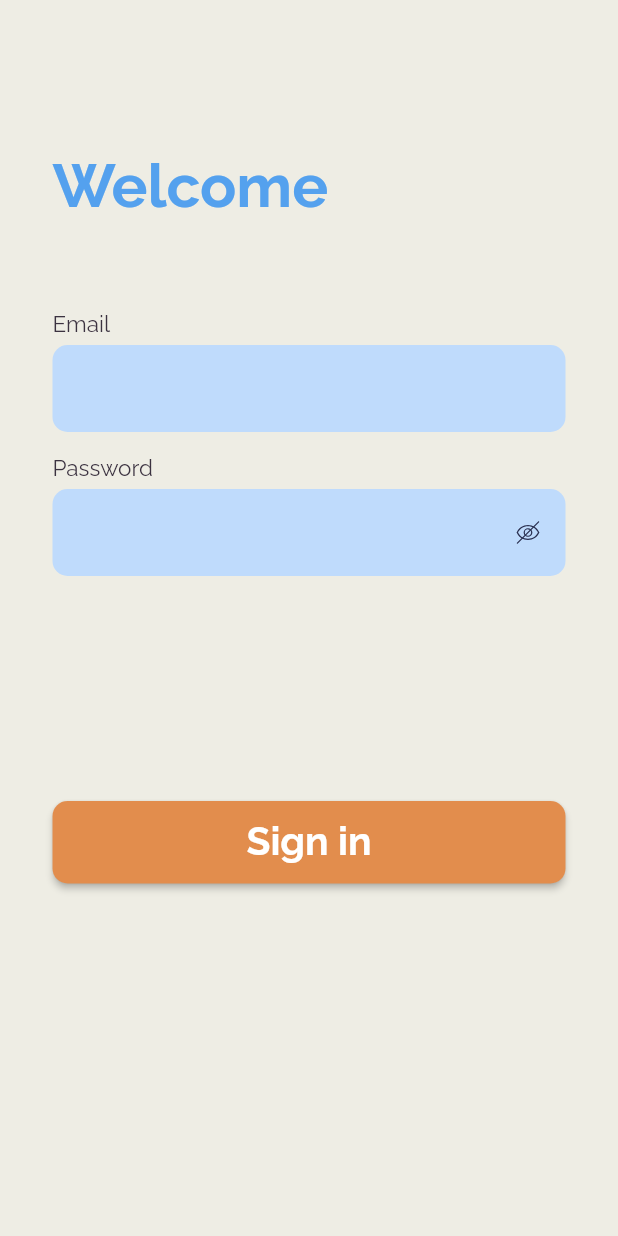
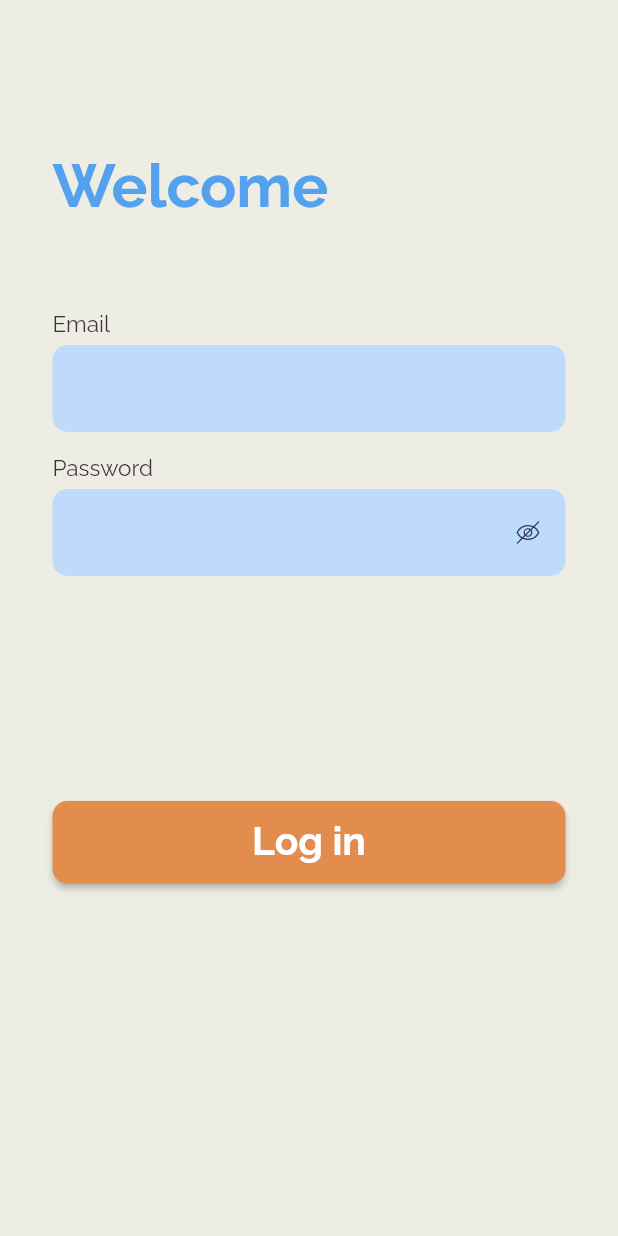
Before and after one commit to givtnl/givt-app-kids, a Flutter app: the screen it shows after launch, on a phone screen of 412 x 824 dp. Run offline on Flutter 3.47's test engine with Material 2 defaults, Android fonts, the phone set to English and light mode, and no system bars; our stand-ins replace currency_text_input_formatter, flutter_svg, lottie, package_info_plus, shared_preferences; missing offline and left inert: amplitude_flutter, mobile_scanner; accounts and stored records are empty; project files that could hold a hidden picture were left out.

Commit message:
Log in instead of Sign in text on the Login screen's button changed; The transactions are filtered by the current profile now; Version changed to 1.0.20

```diff
--- a/lib/models/transaction.dart
+++ b/lib/models/transaction.dart
@@ -2,19 +2,23 @@ class Transaction implements Comparable {
   final int timestamp;
   final double amount;
   final String goalName = "Presbyterian Church Tulsa";
+  final String profileGuid;
 
   Transaction({
     required this.timestamp,
     required amount,
+    required this.profileGuid
   }) : amount = double.parse(amount.toStringAsFixed(2));
 
   Transaction.fromJson(Map<String, dynamic> json)
-      : timestamp = json['timestamp'],
-        amount = json['amount'];
+      : timestamp = json["timestamp"],
+        amount = json["amount"],
+        profileGuid = json.containsKey("profileGuid") ? json["profileGuid"] : "";
 
   Map<String, dynamic> toJson() => {
-        'timestamp': timestamp,
-        'amount': amount,
+        "timestamp": timestamp,
+        "amount": amount,
+        "profileGuid": profileGuid,
       };
 
   @override
--- a/lib/screens/choose_amount_extended_screen.dart
+++ b/lib/screens/choose_amount_extended_screen.dart
@@ -170,6 +170,8 @@ class _ChooseAmountExtendedScreenState
                                   timestamp:
                                       DateTime.now().millisecondsSinceEpoch,
                                   amount: giveAmount,
+                                  profileGuid:
+                                      profilesProvider.activeProfile!.guid,
                                 );
 
                                 profilesProvider
--- a/lib/screens/choose_amount_screen_v4.dart
+++ b/lib/screens/choose_amount_screen_v4.dart
@@ -125,6 +125,7 @@ class _ChooseAmountScreenStateV4 extends State<ChooseAmountScreenV4> {
                     var transaction = Transaction(
                       timestamp: DateTime.now().millisecondsSinceEpoch,
                       amount: giveAmount,
+                      profileGuid: profilesProvider.activeProfile!.guid,
                     );
 
                     profilesProvider
--- a/lib/screens/login_screen.dart
+++ b/lib/screens/login_screen.dart
@@ -253,7 +253,7 @@ class _LoginScreenState extends State<LoginScreen> {
                         return;
                       }
                       AnalyticsHelper.logButtonPressedEvent(
-                          "Sign in", LoginScreen.routeName);
+                          "Log in", LoginScreen.routeName);
 
                       _saveForm();
                     },
@@ -279,7 +279,7 @@ class _LoginScreenState extends State<LoginScreen> {
                             width: double.infinity,
                             alignment: Alignment.center,
                             child: Text(
-                              "Sign in",
+                              "Log in",
                               style: TextStyle(
                                 fontSize: 26,
                                 color: Colors.white,
--- a/lib/widgets/settings_drawer.dart
+++ b/lib/widgets/settings_drawer.dart
@@ -208,7 +208,7 @@ class _SettingsDrawerState extends State<SettingsDrawer> {
                                           builder: (BuildContext context) {
                                             return AlertDialog(
                                               title: Text(
-                                                  "Are you sure you want to clear all transactions from the device?"),
+                                                  "Are you sure you want to clear transactions of the current profile?"),
                                               actions: [
                                                 TextButton(
                                                   child: Text("OK"),
--- a/pubspec.yaml
+++ b/pubspec.yaml
@@ -17,7 +17,7 @@ publish_to: 'none' # Remove this line if you wish to publish to pub.dev
 # https://developer.apple.com/library/archive/documentation/General/Reference/InfoPlistKeyReference/Articles/CoreFoundationKeys.html
 # In Windows, build-name is used as the major, minor, and patch parts
 # of the product and file versions while build-number is used as the build suffix.
-version: 1.0.19
+version: 1.0.20
 
 environment:
   sdk: '>=2.18.4 <3.0.0'
```
Also changed, not shown: lib/providers/profiles_provider.dart (+10 -2 lines).
